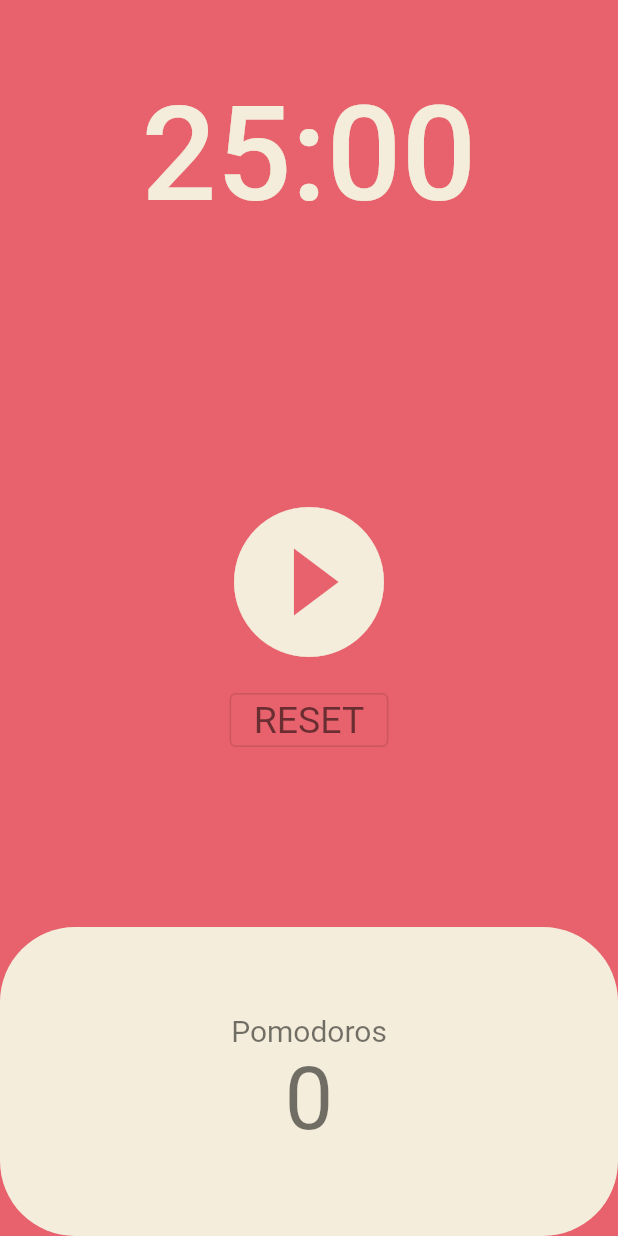
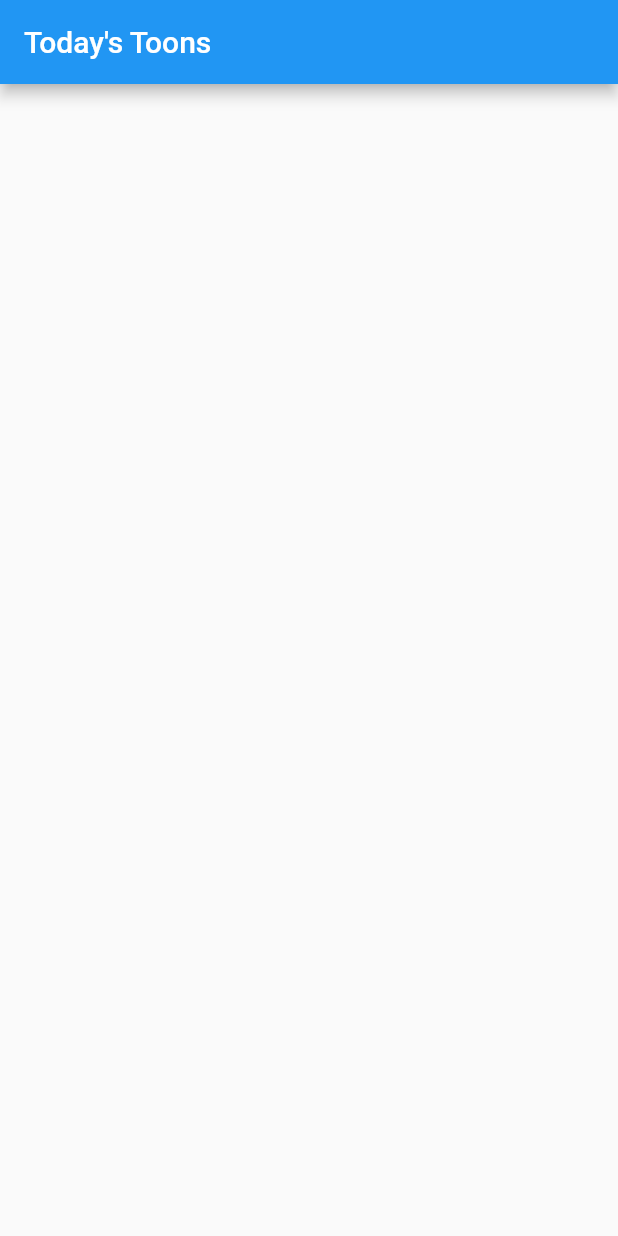
Before and after one commit to jaehee-bae/flutter-for-beginners, a Flutter app: the screen it shows after launch, on a phone screen of 412 x 824 dp. Run offline on Flutter 3.47's test engine with Material 2 defaults, Android fonts, the phone set to English and light mode, and no system bars.

Commit message:
feat: #6.1 webtoon app init

```diff
--- a/toonflix/lib/main.dart
+++ b/toonflix/lib/main.dart
@@ -5,29 +5,13 @@ void main() {
   runApp(const App());
 }
 
-class App extends StatefulWidget {
+class App extends StatelessWidget {
   const App({super.key});
 
   @override
-  State<App> createState() => _AppState();
-}
-
-class _AppState extends State<App> {
-  @override
   Widget build(BuildContext context) {
-    return MaterialApp(
-      theme: ThemeData(
-        colorScheme: ColorScheme.fromSwatch(
-          backgroundColor: const Color(0xFFE7626C),
-        ),
-        textTheme: const TextTheme(
-          displayLarge: TextStyle(
-            color: Color(0xFF232B55),
-          ),
-        ),
-        cardColor: const Color(0xFFF4EDDB),
-      ),
-      home: const HomeScreen(),
+    return const MaterialApp(
+      home: HomeScreen(),
     );
   }
 }
--- a/toonflix/lib/screens/home_screen.dart
+++ b/toonflix/lib/screens/home_screen.dart
@@ -1,159 +1,13 @@
 import 'package:flutter/material.dart';
-import 'dart:async';
 
-class HomeScreen extends StatefulWidget {
+class HomeScreen extends StatelessWidget {
   const HomeScreen({super.key});
-
-  @override
-  State<HomeScreen> createState() => _HomeScreenState();
-}
-
-class _HomeScreenState extends State<HomeScreen> {
-  static const int twentyMinutes = 1500;
-  int totalSeconds = twentyMinutes;
-  int totalPomodoros = 0;
-  bool isRunning = false;
-  late Timer timer;
-
-  void onTick(Timer timer) {
-    if (totalSeconds == 0) {
-      timer.cancel();
-      setState(() {
-        totalPomodoros = totalPomodoros + 1;
-        totalSeconds = twentyMinutes;
-        isRunning = false;
-      });
-    } else {
-      setState(() {
-        totalSeconds = totalSeconds - 1;
-      });
-    }
-  }
-
-  void onStartPressed() {
-    timer = Timer.periodic(
-      const Duration(seconds: 1),
-      onTick,
-    );
-    setState(() {
-      isRunning = true;
-    });
-  }
-
-  void onPausePressed() {
-    timer.cancel();
-    setState(() {
-      isRunning = false;
-    });
-  }
-
-  String format(int seconds) {
-    var duration = Duration(seconds: seconds);
-    return duration.toString().split('.').first.substring(2, 7);
-  }
-
-  void reset() {
-    timer.cancel();
-    setState(() {
-      isRunning = false;
-      totalSeconds = twentyMinutes;
-    });
-  }
 
   @override
   Widget build(BuildContext context) {
     return Scaffold(
-      backgroundColor: Theme.of(context).colorScheme.background,
-      body: Column(
-        children: [
-          Flexible(
-            flex: 1,
-            child: Container(
-              alignment: Alignment.center,
-              child: Text(
-                format(totalSeconds),
-                style: TextStyle(
-                  color: Theme.of(context).cardColor,
-                  fontSize: 88,
-                  fontWeight: FontWeight.w500,
-                ),
-              ),
-            ),
-          ),
-          Flexible(
-            flex: 2,
-            child: Column(
-              mainAxisAlignment: MainAxisAlignment.center,
-              children: [
-                Center(
-                  child: IconButton(
-                    iconSize: 120,
-                    color: Theme.of(context).cardColor,
-                    onPressed: isRunning ? onPausePressed : onStartPressed,
-                    icon: Icon(isRunning
-                        ? Icons.pause_circle_filled_outlined
-                        : Icons.play_circle_fill_outlined),
-                  ),
-                ),
-                Center(
-                  child: OutlinedButton(
-                    onPressed: reset,
-                    child: Text(
-                      'RESET',
-                      style: TextStyle(
-                        fontSize: 25,
-                        fontWeight: FontWeight.w400,
-                        color: Theme.of(context).textTheme.headlineLarge!.color,
-                      ),
-                    ),
-                  ),
-                ),
-              ],
-            ),
-          ),
-          Flexible(
-            flex: 1,
-            child: Row(
-              children: [
-                Expanded(
-                  child: Container(
-                    decoration: BoxDecoration(
-                      color: Theme.of(context).cardColor,
-                      borderRadius: BorderRadius.circular(50),
-                    ),
-                    child: Column(
-                      mainAxisAlignment: MainAxisAlignment.center,
-                      children: [
-                        Text(
-                          'Pomodoros',
-                          style: TextStyle(
-                            fontSize: 20,
-                            fontWeight: FontWeight.w400,
-                            color: Theme.of(context)
-                                .textTheme
-                                .headlineLarge!
-                                .color,
-                          ),
-                        ),
-                        Text(
-                          '$totalPomodoros',
-                          style: TextStyle(
-                            fontSize: 58,
-                            fontWeight: FontWeight.w400,
-                            color: Theme.of(context)
-                                .textTheme
-                                .headlineLarge!
-                                .color,
-                          ),
-                        ),
-                      ],
-                    ),
-                  ),
-                ),
-              ],
-            ),
-          ),
-        ],
+      appBar: AppBar(
+        title: const Text("Today's Toons"),
       ),
     );
   }
```
